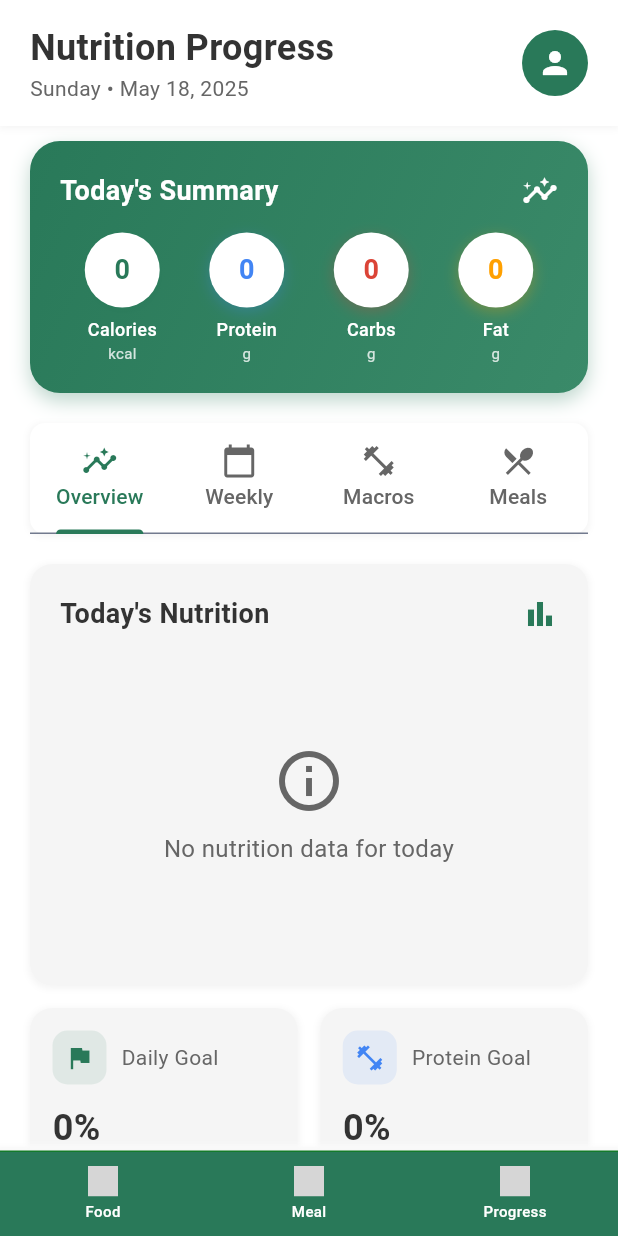
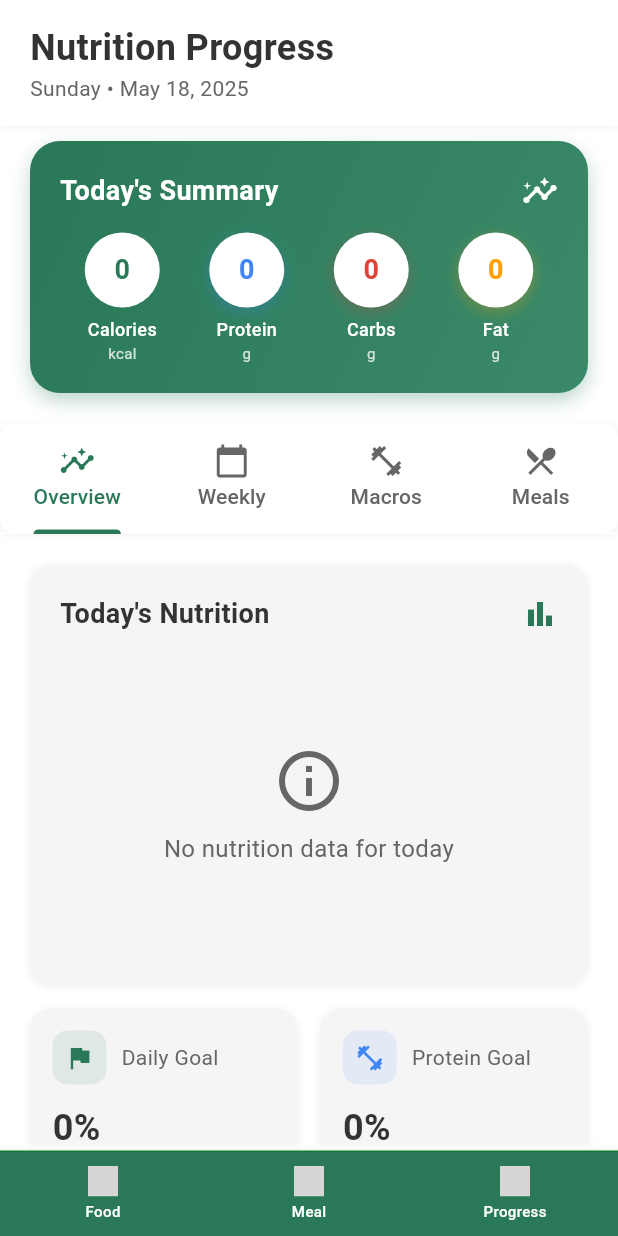
Before and after one commit to fazil-kp/fit_track, a Flutter app: the ProgressScreen screen opened by its route, on a phone screen of 412 x 824 dp. Run offline on Flutter 3.47's test engine with Material 3 defaults, Android fonts, the phone set to English and light mode, and no system bars; our stand-ins replace dio, fl_chart, flutter_riverpod, flutter_svg, freezed_annotation, go_router and 2 more; accounts and stored records are empty; grey boxes are pictures that could not be loaded.

Commit message:
update colors.dart and progress_screen.dart

```diff
--- a/lib/config/colors.dart
+++ b/lib/config/colors.dart
@@ -54,3 +54,28 @@
   error: Color(0xFFEA1505),
   onError: Color(0xFFFFFFFF),
 );
+
+class AppColors {
+  static const Color primary = Color(0xFF297959); // New primary color as requested
+  static const Color primaryLight = Color(0xFF3A8A69); // Lighter shade of primary
+  static const Color primaryDark = Color(0xFF1F5D43); // Darker shade of primary
+  static const Color accent = Color(0xFF4CAF50); // Complementary green
+  static const Color accentLight = Color(0xFF81C784);
+  static const Color textDark = Color(0xFF333333);
+  static const Color textMedium = Color(0xFF666666);
+  static const Color textLight = Color(0xFFFFFFFF);
+  static const Color background = Color(0xFFFFFFFF); // White background as requested
+  static const Color cardBackground = Color(0xFFF5F5F5); // Light grey for cards
+
+  // Chart colors
+  static const Color calories = Color(0xFF297959); // Primary color
+  static const Color protein = Color(0xFF4285F4); // Blue
+  static const Color fat = Color(0xFFFFA000); // Amber
+  static const Color carbs = Color(0xFFDB4437); // Red
+
+  // Meal category colors
+  static const Color breakfast = Color(0xFFFF9800); // Orange
+  static const Color lunch = Color(0xFF4285F4); // Blue
+  static const Color dinner = Color(0xFF297959); // Primary green
+  static const Color snacks = Color(0xFF9C27B0); // Purple
+}
--- a/lib/view/progress/progress_screen.dart
+++ b/lib/view/progress/progress_screen.dart
@@ -1,3 +1,5 @@
+// ignore_for_file: deprecated_member_use
+
 import 'package:fit_track/config/colors.dart';
 import 'package:fit_track/helper/extensions.dart';
 import 'package:fit_track/model/meal_log_model.dart';
@@ -79,32 +81,6 @@
   return categories;
 });
 
-// Define theme colors
-class AppColors {
-  static const Color primary = Color(0xFF297959); // New primary color as requested
-  static const Color primaryLight = Color(0xFF3A8A69); // Lighter shade of primary
-  static const Color primaryDark = Color(0xFF1F5D43); // Darker shade of primary
-  static const Color accent = Color(0xFF4CAF50); // Complementary green
-  static const Color accentLight = Color(0xFF81C784);
-  static const Color textDark = Color(0xFF333333);
-  static const Color textMedium = Color(0xFF666666);
-  static const Color textLight = Color(0xFFFFFFFF);
-  static const Color background = Color(0xFFFFFFFF); // White background as requested
-  static const Color cardBackground = Color(0xFFF5F5F5); // Light grey for cards
-
-  // Chart colors
-  static const Color calories = Color(0xFF297959); // Primary color
-  static const Color protein = Color(0xFF4285F4); // Blue
-  static const Color fat = Color(0xFFFFA000); // Amber
-  static const Color carbs = Color(0xFFDB4437); // Red
-
-  // Meal category colors
-  static const Color breakfast = Color(0xFFFF9800); // Orange
-  static const Color lunch = Color(0xFF4285F4); // Blue
-  static const Color dinner = Color(0xFF297959); // Primary green
-  static const Color snacks = Color(0xFF9C27B0); // Purple
-}
-
 class ProgressScreen extends ConsumerStatefulWidget {
   const ProgressScreen({super.key});
 
@@ -115,7 +91,7 @@
 class _ProgressScreenState extends ConsumerState<ProgressScreen> with SingleTickerProviderStateMixin {
   late TabController _tabController;
   final PageController _pageController = PageController();
-  int _currentIndex = 0;
+  int currentIndex = 0;
 
   @override
   void initState() {
@@ -129,7 +105,7 @@
           curve: Curves.easeInOut,
         );
         setState(() {
-          _currentIndex = _tabController.index;
+          currentIndex = _tabController.index;
         });
       }
     });
@@ -144,7 +120,6 @@
 
   @override
   Widget build(BuildContext context) {
-    final screenSize = MediaQuery.of(context).size;
     final todayNutrition = ref.watch(todayNutritionProvider);
     final weeklyCalories = ref.watch(weeklyCaloriesProvider);
     final mealCategoryCalories = ref.watch(mealCategoryCaloriesProvider);
@@ -161,10 +136,7 @@
     final dayName = DateFormat('EEEE').format(today);
     final dateFormatted = DateFormat('MMMM d, y').format(today);
 
-    return Scaffold(
-      backgroundColor: AppColors.background, // White background
-      body: SafeArea(
-        child: Column(
+    return Column(
       children: [
         // Custom App Bar
         Container(
@@ -186,7 +158,7 @@
               Column(
                 crossAxisAlignment: CrossAxisAlignment.start,
                 children: [
-                      Text(
+                  const Text(
                     'Nutrition Progress',
                     style: TextStyle(
                       color: AppColors.textDark,
@@ -196,21 +168,12 @@
                   ),
                   Text(
                     '$dayName • $dateFormatted',
-                        style: TextStyle(
+                    style: const TextStyle(
                       color: AppColors.textMedium,
                       fontSize: 14,
                     ),
                   ),
                 ],
-                  ),
-                  CircleAvatar(
-                    backgroundColor: AppColors.primary,
-                    radius: 22,
-                    child: Icon(
-                      Icons.person,
-                      color: AppColors.textLight,
-                      size: 24,
-                    ),
               ),
             ],
           ),
@@ -221,7 +184,7 @@
           margin: const EdgeInsets.fromLTRB(20, 10, 20, 0),
           padding: const EdgeInsets.all(20),
           decoration: BoxDecoration(
-                gradient: LinearGradient(
+            gradient: const LinearGradient(
               begin: Alignment.topLeft,
               end: Alignment.bottomRight,
               colors: [
@@ -240,7 +203,7 @@
           ),
           child: Column(
             children: [
-                  Row(
+              const Row(
                 mainAxisAlignment: MainAxisAlignment.spaceBetween,
                 children: [
                   Text(
@@ -292,7 +255,7 @@
         ),
 
         Container(
-              margin: const EdgeInsets.fromLTRB(20, 20, 20, 0),
+          margin: const EdgeInsets.fromLTRB(0, 20, 0, 0),
           decoration: BoxDecoration(
             color: AppColors.background,
             borderRadius: BorderRadius.circular(10),
@@ -308,6 +271,7 @@
           child: TabBar(
             controller: _tabController,
             indicatorColor: AppColors.primary,
+            dividerColor: whiteColor,
             labelColor: AppColors.primary,
             unselectedLabelColor: AppColors.textMedium,
             tabs: const [
@@ -325,7 +289,7 @@
             controller: _pageController,
             onPageChanged: (index) {
               setState(() {
-                    _currentIndex = index;
+                currentIndex = index;
                 _tabController.animateTo(index);
               });
             },
@@ -345,8 +309,6 @@
           ),
         ),
       ],
-        ),
-      ),
     );
   }
 
@@ -382,7 +344,7 @@
         const SizedBox(height: 6),
         Text(
           title,
-          style: TextStyle(
+          style: const TextStyle(
             color: AppColors.textLight,
             fontSize: 12,
             fontWeight: FontWeight.w500,
@@ -425,7 +387,7 @@
                             final value = rod.toY.toStringAsFixed(0);
                             return BarTooltipItem(
                               '${labels[group.x]}\n$value ${units[group.x]}',
-                              TextStyle(
+                              const TextStyle(
                                 color: AppColors.textLight,
                                 fontWeight: FontWeight.bold,
                                 fontSize: 14,
@@ -440,20 +402,20 @@
                           sideTitles: SideTitles(
                             showTitles: true,
                             getTitlesWidget: (value, meta) {
-                              final style = TextStyle(
+                              const style = TextStyle(
                                 color: AppColors.textDark,
                                 fontWeight: FontWeight.bold,
                                 fontSize: 12,
                               );
                               switch (value.toInt()) {
                                 case 0:
-                                  return Text('Calories', style: style);
+                                  return const Text('Calories', style: style);
                                 case 1:
-                                  return Text('Protein', style: style);
+                                  return const Text('Protein', style: style);
                                 case 2:
-                                  return Text('Fat', style: style);
+                                  return const Text('Fat', style: style);
                                 case 3:
-                                  return Text('Carbs', style: style);
+                                  return const Text('Carbs', style: style);
                                 default:
                                   return const Text('');
                               }
@@ -467,7 +429,7 @@
                             getTitlesWidget: (value, meta) {
                               return Text(
                                 value.toInt().toString(),
-                                style: TextStyle(
+                                style: const TextStyle(
                                   color: AppColors.textDark,
                                   fontSize: 12,
                                 ),
@@ -628,7 +590,7 @@
                               );
                               return LineTooltipItem(
                                 '$day\n${spot.y.toStringAsFixed(0)} kcal',
-                                TextStyle(
+                                const TextStyle(
                                   color: AppColors.textLight,
                                   fontWeight: FontWeight.bold,
                                   fontSize: 14,
@@ -663,7 +625,7 @@
                                 padding: const EdgeInsets.only(top: 8.0),
                                 child: Text(
                                   day,
-                                  style: TextStyle(
+                                  style: const TextStyle(
                                     color: AppColors.textDark,
                                     fontSize: 12,
                                     fontWeight: FontWeight.bold,
@@ -680,7 +642,7 @@
                             getTitlesWidget: (value, meta) {
                               return Text(
                                 value.toInt().toString(),
-                                style: TextStyle(
+                                style: const TextStyle(
                                   color: AppColors.textDark,
                                   fontSize: 12,
                                 ),
@@ -764,6 +726,7 @@
       ],
     );
   }
+
 // Macros Page Content - continuing from where the code was cut off
   Widget _buildMacrosPage(double totalProtein, double totalCarbs, double totalFat) {
     final totalMacros = totalProtein + totalCarbs + totalFat;
@@ -793,7 +756,7 @@
                               title: '$proteinPercentage%',
                               color: AppColors.protein,
                               radius: 80,
-                              titleStyle: TextStyle(
+                              titleStyle: const TextStyle(
                                 fontSize: 16,
                                 fontWeight: FontWeight.bold,
                                 color: AppColors.textLight,
@@ -804,7 +767,7 @@
                               title: '$carbsPercentage%',
                               color: AppColors.carbs,
                               radius: 80,
-                              titleStyle: TextStyle(
+                              titleStyle: const TextStyle(
                                 fontSize: 16,
                                 fontWeight: FontWeight.bold,
                                 color: AppColors.textLight,
@@ -815,7 +778,7 @@
                               title: '$fatPercentage%',
                               color: AppColors.fat,
                               radius: 80,
-                              titleStyle: TextStyle(
+                              titleStyle: const TextStyle(
                                 fontSize: 16,
                                 fontWeight: FontWeight.bold,
                                 color: AppColors.textLight,
@@ -889,7 +852,7 @@
         const SizedBox(width: 6),
         Text(
           '$title: $percentage%',
-          style: TextStyle(
+          style: const TextStyle(
             color: AppColors.textDark,
             fontSize: 12,
             fontWeight: FontWeight.w500,
@@ -929,7 +892,7 @@
                               title: percentage >= 5 ? '${percentage.toStringAsFixed(0)}%' : '',
                               color: mealColors[mealCategories.indexOf(category)],
                               radius: 80,
-                              titleStyle: TextStyle(
+                              titleStyle: const TextStyle(
                                 fontSize: 16,
                                 fontWeight: FontWeight.bold,
                                 color: AppColors.textLight,
@@ -986,7 +949,7 @@
         const SizedBox(width: 6),
         Text(
           '$title: $percentage% ($calories kcal)',
-          style: TextStyle(
+          style: const TextStyle(
             color: AppColors.textDark,
             fontSize: 12,
             fontWeight: FontWeight.w500,
@@ -1032,7 +995,7 @@
                   const SizedBox(width: 8),
                   Text(
                     title,
-                    style: TextStyle(
+                    style: const TextStyle(
                       color: AppColors.textDark,
                       fontSize: 16,
                       fontWeight: FontWeight.bold,
@@ -1042,7 +1005,7 @@
               ),
               Text(
                 '${calories.toStringAsFixed(0)} kcal',
-                style: TextStyle(
+                style: const TextStyle(
                   color: AppColors.textDark,
                   fontSize: 16,
                   fontWeight: FontWeight.bold,
@@ -1070,7 +1033,7 @@
       children: [
         Text(
           title,
-          style: TextStyle(
+          style: const TextStyle(
             color: AppColors.textMedium,
             fontSize: 12,
           ),
@@ -1112,7 +1075,7 @@
             children: [
               Text(
                 title,
-                style: TextStyle(
+                style: const TextStyle(
                   color: AppColors.textDark,
                   fontSize: 18,
                   fontWeight: FontWeight.bold,
@@ -1175,7 +1138,7 @@
               const SizedBox(width: 10),
               Text(
                 title,
-                style: TextStyle(
+                style: const TextStyle(
                   color: AppColors.textMedium,
                   fontSize: 14,
                 ),
@@ -1193,7 +1156,7 @@
           ),
           Text(
             description,
-            style: TextStyle(
+            style: const TextStyle(
               color: AppColors.textMedium,
               fontSize: 12,
             ),
@@ -1211,7 +1174,7 @@
       child: Column(
         mainAxisAlignment: MainAxisAlignment.center,
         children: [
-          Icon(
+          const Icon(
             Icons.info_outline,
             color: AppColors.textMedium,
             size: 48,
@@ -1219,7 +1182,7 @@
           const SizedBox(height: 10),
           Text(
             message,
-            style: TextStyle(
+            style: const TextStyle(
               color: AppColors.textMedium,
               fontSize: 16,
             ),
```
Lines whose indentation alone changed are shown as unchanged.
